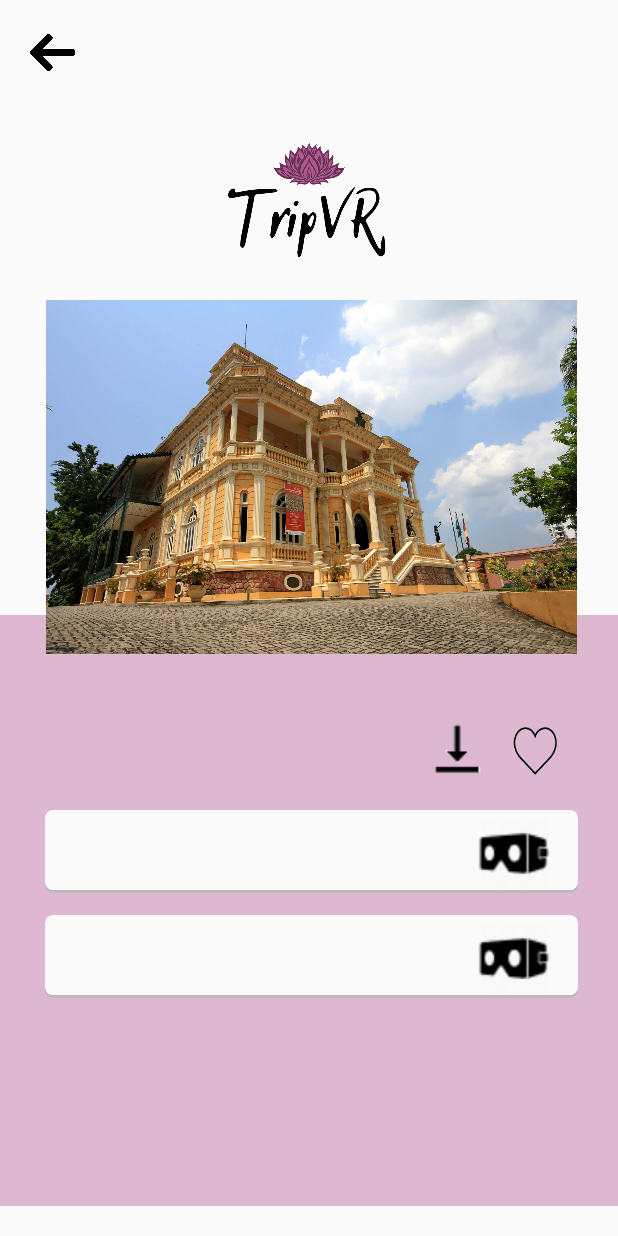
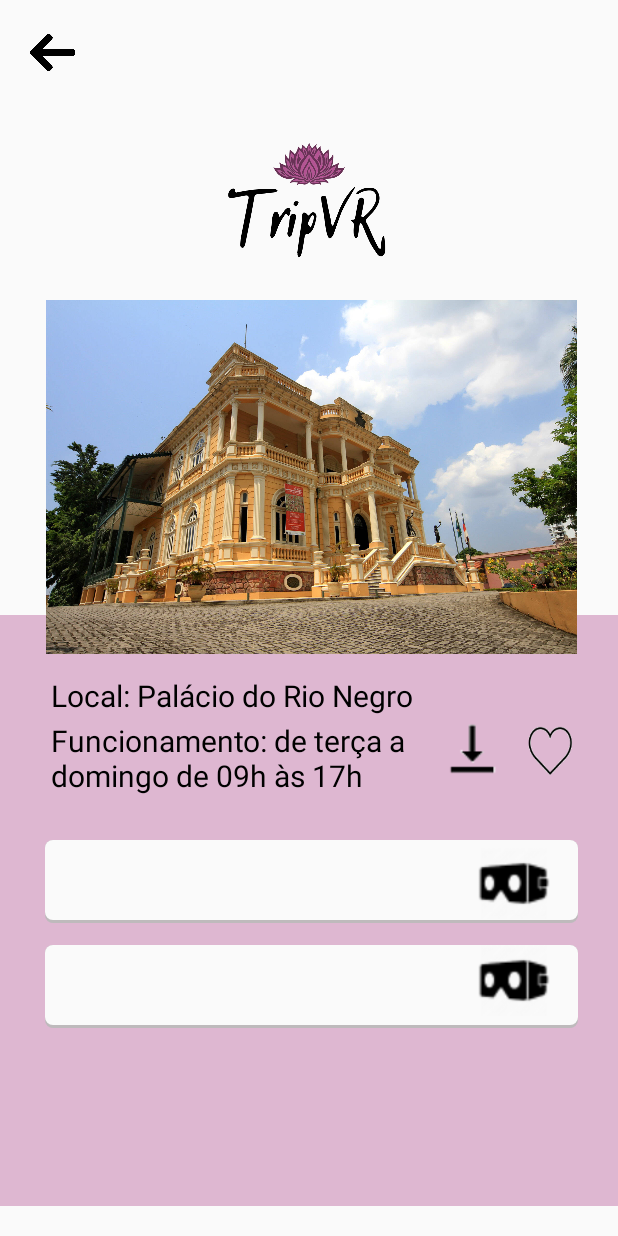
Before and after one commit to danisimas/TripVR, an Android app: the AbriLocalPalaciosActivity screen opened directly, with no data from a screen before it, on a phone screen of 412 x 824 dp. Run offline under Robolectric (Android 15) with nearby library versions, the phone set to English and light mode, and no system bars.

Commit message:
aaaaa
aaaa

```diff
--- a/TripVrCodigo/app/src/main/res/layout/activity_abrir_local_palacios.xml
+++ b/TripVrCodigo/app/src/main/res/layout/activity_abrir_local_palacios.xml
@@ -48,19 +48,39 @@
                     android:layout_height="394dp"
                     android:layout_marginTop="340dp"
                     android:background="@color/corfundo" />
+
                 <ImageView
                     android:layout_width="match_parent"
                     android:layout_height="236dp"
                     android:layout_marginTop="130dp"
                     android:src="@drawable/rionegro" />
 
+                <TextView
+                    android:layout_width="287dp"
+                    android:layout_height="wrap_content"
+                    android:layout_marginLeft="34dp"
+                    android:layout_marginTop="380dp"
+                    android:text="Local: Palácio do Rio Negro"
+                    android:textColor="@color/colorPrimaryDark"
+                    android:textSize="20dp"/>
+
+
+                <TextView
+                    android:layout_width="241dp"
+                    android:layout_height="76dp"
+                    android:layout_marginLeft="34dp"
+                    android:layout_marginTop="410dp"
+                    android:layout_marginRight="34dp"
+                    android:text="Funcionamento: de terça a domingo de 09h às 17h"
+                    android:textColor="@color/colorPrimaryDark"
+                    android:textSize="20dp"/>
 
                 <ImageButton
                     android:layout_width="60dp"
                     android:layout_height="60dp"
                     android:layout_gravity="right"
                     android:layout_marginTop="400dp"
-                    android:layout_marginRight="80dp"
+                    android:layout_marginRight="70dp"
                     android:background="@drawable/download" />
 
                 <ImageButton
@@ -68,15 +88,14 @@
                     android:layout_height="60dp"
                     android:layout_gravity="right"
                     android:layout_marginTop="400dp"
-                    android:layout_marginRight="20dp"
+                    android:layout_marginRight="10dp"
                     android:background="@drawable/heart2" />
-
                 <View
                     android:id="@+id/bloco1"
                     android:layout_width="match_parent"
                     android:layout_height="55dp"
                     android:layout_marginLeft="30dp"
-                    android:layout_marginTop="540dp"
+                    android:layout_marginTop="560dp"
                     android:layout_marginRight="30dp"
                     android:background="@drawable/borda2" />
 
@@ -85,7 +104,7 @@
                     android:layout_width="65dp"
                     android:layout_height="47dp"
                     android:layout_gravity="right"
-                    android:layout_marginTop="545dp"
+                    android:layout_marginTop="560dp"
                     android:layout_marginRight="40dp"
                     android:background="@drawable/oculosrv" />
 
@@ -94,7 +113,7 @@
                     android:layout_width="match_parent"
                     android:layout_height="55dp"
                     android:layout_marginLeft="30dp"
-                    android:layout_marginTop="470dp"
+                    android:layout_marginTop="490dp"
                     android:layout_marginRight="30dp"
                     android:background="@drawable/borda2" />
 
@@ -102,7 +121,7 @@
                     android:layout_width="65dp"
                     android:layout_height="47dp"
                     android:layout_gravity="right"
-                    android:layout_marginTop="475dp"
+                    android:layout_marginTop="495dp"
                     android:layout_marginRight="40dp"
                     android:background="@drawable/oculosrv" />
             </FrameLayout>
```
Also changed, not shown: TripVrCodigo/app/src/main/res/layout/activity_abrir_local.xml (+24 -5 lines).
